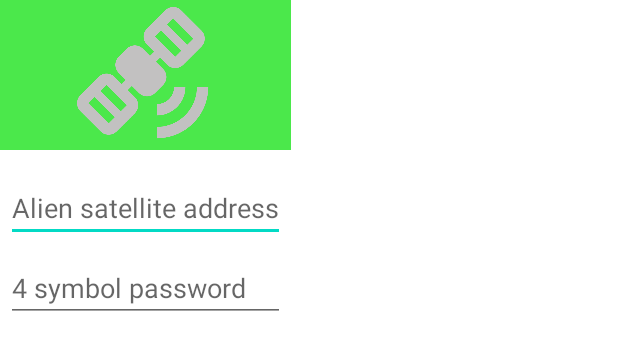
After one commit to Risto12/alien_news, an Android app: the layout connection_settings_dialog.xml on its own in the app's theme, with its tools: preview values and no code run, on a phone screen of 412 x 824 dp. The commit adds this screen. Shown: the top 350 px of the screen. Run offline under Robolectric (Android 15) with nearby library versions, the phone set to English and light mode, and no system bars.

Commit message:
feat: connect dialog

```diff
--- /dev/null
+++ b/app/src/main/res/drawable/ic_no_settings.xml
@@ -0,0 +1,5 @@
+<vector android:height="24dp" android:tint="#DEE3DE"
+    android:viewportHeight="24" android:viewportWidth="24"
+    android:width="24dp" xmlns:android="http://schemas.android.com/apk/res/android">
+    <path android:fillColor="@android:color/white" android:pathData="M20,6.83V20H6.83L20,6.83M22,2L2,22h20V2L22,2z"/>
+</vector>
--- /dev/null
+++ b/app/src/main/res/layout/connection_settings_dialog.xml
@@ -0,0 +1,33 @@
+<LinearLayout xmlns:android="http://schemas.android.com/apk/res/android"
+    android:orientation="vertical"
+    android:layout_width="wrap_content"
+    android:layout_height="wrap_content">
+    <ImageView
+        android:src="@drawable/ic_baseline_satellite_alt_24"
+        android:layout_width="match_parent"
+        android:layout_height="100dp"
+        android:scaleType="center"
+        android:background="#4BE84B"
+        android:contentDescription="@string/app_name" />
+    <EditText
+        android:id="@+id/username"
+        android:inputType="text"
+        android:layout_width="match_parent"
+        android:layout_height="wrap_content"
+        android:layout_marginTop="16dp"
+        android:layout_marginLeft="4dp"
+        android:layout_marginRight="4dp"
+        android:layout_marginBottom="4dp"
+        android:hint="@string/server_url" />
+    <EditText
+        android:id="@+id/password"
+        android:inputType="textPassword"
+        android:layout_width="match_parent"
+        android:layout_height="wrap_content"
+        android:layout_marginTop="4dp"
+        android:layout_marginLeft="4dp"
+        android:layout_marginRight="4dp"
+        android:layout_marginBottom="16dp"
+        android:fontFamily="sans-serif"
+        android:hint="@string/pin"/>
+</LinearLayout>
--- a/app/src/main/res/values/strings.xml
+++ b/app/src/main/res/values/strings.xml
@@ -3,4 +3,9 @@
     <string name="channel_name">REMOVE</string>
     <string name="latest_update">REMOVE</string>
     <string name="connection_issue">Connection issue</string>
+    <string name="server_url">Alien satellite address</string>
+    <string name="pin">4 symbol password</string>
+    <string name="connect">Connect</string>
+    <string name="cancel">Cancel</string>
+    <string name="contacts">Contacts</string>
 </resources>
```
Also changed, not shown: app/src/main/java/com/madeThisUp/alienNews/MainActivity.kt (+21 -28 lines), app/src/main/java/com/madeThisUp/alienNews/fragments/ConnectFragment.kt (added, +51 -0 lines), app/src/main/java/com/madeThisUp/alienNews/fragments/NewsChannelFragment.kt (+42 -3 lines), app/src/main/java/com/madeThisUp/alienNews/newsApi/ApiConnection.kt (added, +38 -0 lines), app/src/main/res/menu/connection_menu.xml (+15 -3 lines), app/src/main/res/navigation/navigation_graph.xml (+8 -0 lines).
